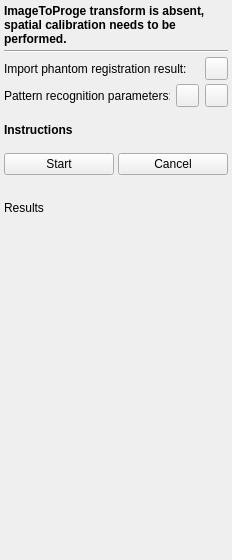
Qt form PlusApp/fCal/Toolboxes/SpatialCalibrationToolbox.ui (PlusToolkit/PlusApp) before a commit.
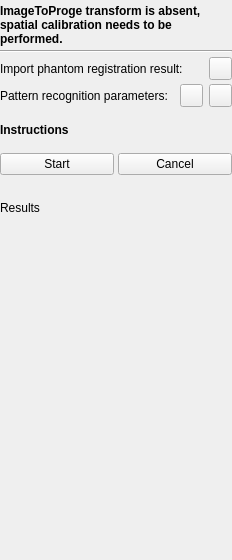
The same form after that commit. Icons and pictures are not drawn.

Commit message: Test #547: State message color fixed; Padding reduced; Toolbox panel styled

The edit to the form file:
```diff
--- a/PlusApp/fCal/Toolboxes/SpatialCalibrationToolbox.ui
+++ b/PlusApp/fCal/Toolboxes/SpatialCalibrationToolbox.ui
@@ -35,7 +35,16 @@
    <property name="spacing">
     <number>4</number>
    </property>
-   <property name="margin">
+   <property name="leftMargin">
+    <number>0</number>
+   </property>
+   <property name="topMargin">
+    <number>4</number>
+   </property>
+   <property name="rightMargin">
+    <number>0</number>
+   </property>
+   <property name="bottomMargin">
     <number>4</number>
    </property>
    <item>
```
The commit also changes 13 other files.
